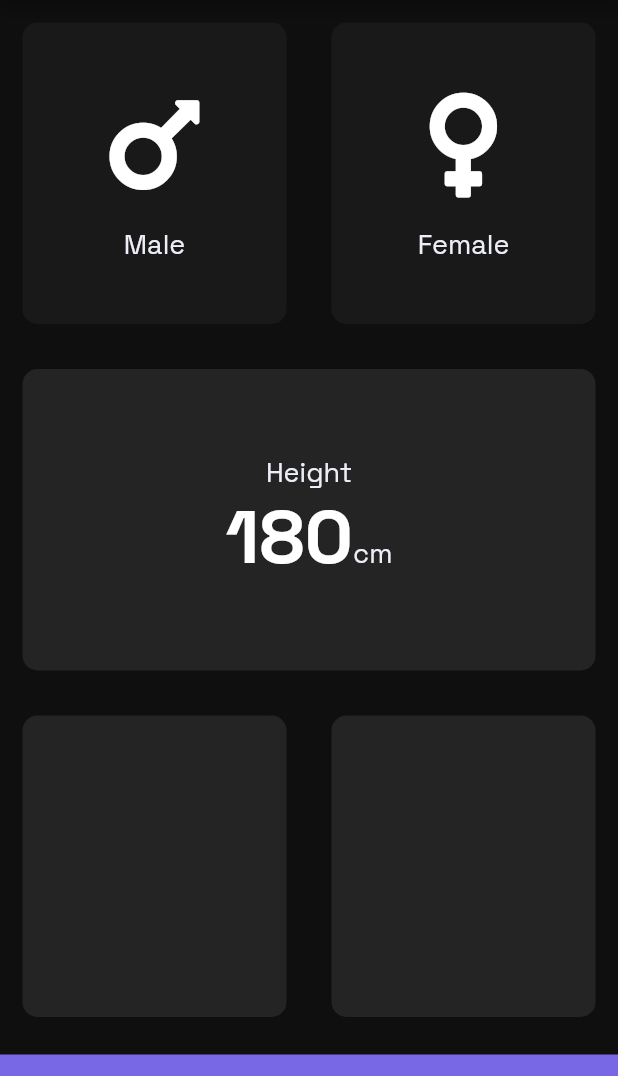
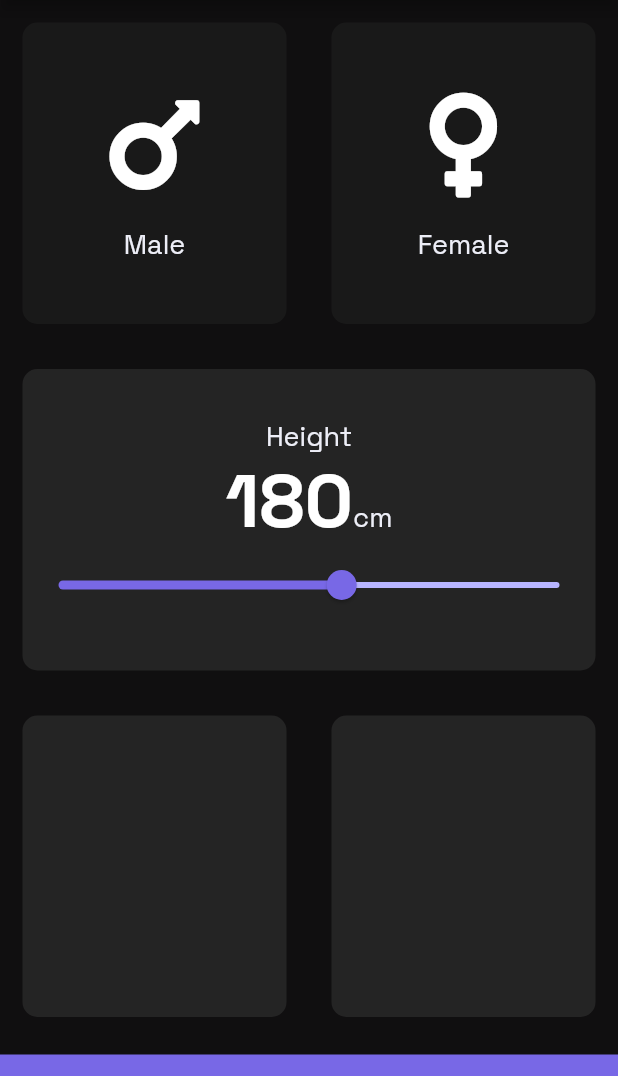
Before and after one commit to Akhmen18/bmi_calc, a Flutter app: the screen it shows after launch, on a phone screen of 412 x 824 dp, the part 84-1160 px from its top. Run offline on Flutter 3.47's test engine with Material 2 defaults, Android fonts, the phone set to English and light mode, and no system bars; our stand-ins replace font_awesome_flutter.

Commit message:
Slider Functionality

```diff
--- a/lib/constants.dart
+++ b/lib/constants.dart
@@ -16,6 +16,12 @@ const Color kActiveCardColor = Color(0xFF242424);
 const Color kInactiveCardColor = Color(0xF21a1a1a);
 const Color kBottomContainerColor = Color(0xFF7868e6);
 
+const Color kActiveSliderColor = Color(0xFF7868e6);
+const Color kInactiveSliderColor = Color(0xFFb8b5ff);
+
+const double kMinHeight = 50.0;
+const double kMaxHeight = 280.0;
+
 const kNumberTextStyle = TextStyle(
   fontSize: 50.0,
   fontFamily: 'SpaceGrotesk',
--- a/lib/input_page.dart
+++ b/lib/input_page.dart
@@ -16,6 +16,7 @@ class InputPage extends StatefulWidget {
 
 class _InputPageState extends State<InputPage> {
   Gender selectedGender;
+  int height = 180;
 
   @override
   Widget build(BuildContext context) {
@@ -75,7 +76,7 @@ class _InputPageState extends State<InputPage> {
                       textBaseline: TextBaseline.alphabetic,
                       children: [
                         Text(
-                          '180',
+                          height.toString(),
                           style: kNumberTextStyle,
                         ),
                         Text(
@@ -83,7 +84,19 @@ class _InputPageState extends State<InputPage> {
                           style: kLabelTextStyle,
                         ),
                       ],
-                    )
+                    ),
+                    Slider(
+                      value: height.toDouble(),
+                      min: kMinHeight,
+                      max: kMaxHeight,
+                      activeColor: kActiveSliderColor,
+                      inactiveColor: kInactiveSliderColor,
+                      onChanged: (double newValue) {
+                        setState(() {
+                          height = newValue.toInt();
+                        });
+                      },
+                    ),
                   ],
                 ),
               ),
```
